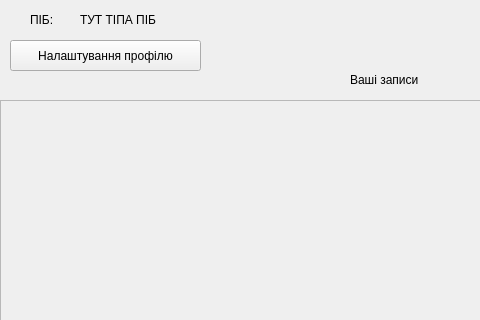
Qt form mainwindow.ui (letsexisttogether/MedicalDocuments) before a commit; both pictures show x 0 to 480 and y 0 to 320 of the 800 by 600 pixel window.
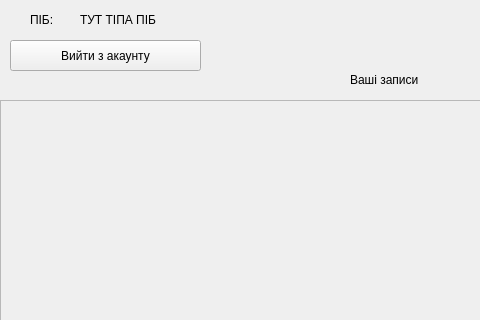
The same form after that commit.

```diff
--- a/mainwindow.ui
+++ b/mainwindow.ui
@@ -86,7 +86,7 @@
      </rect>
     </property>
     <property name="text">
-     <string>Налаштування профілю</string>
+     <string>Вийти з акаунту</string>
     </property>
    </widget>
    <widget class="QPushButton" name="openAppointmentWindowButton">
```
Left out of the diff: 2 changed lines with no effect on the pictures.
